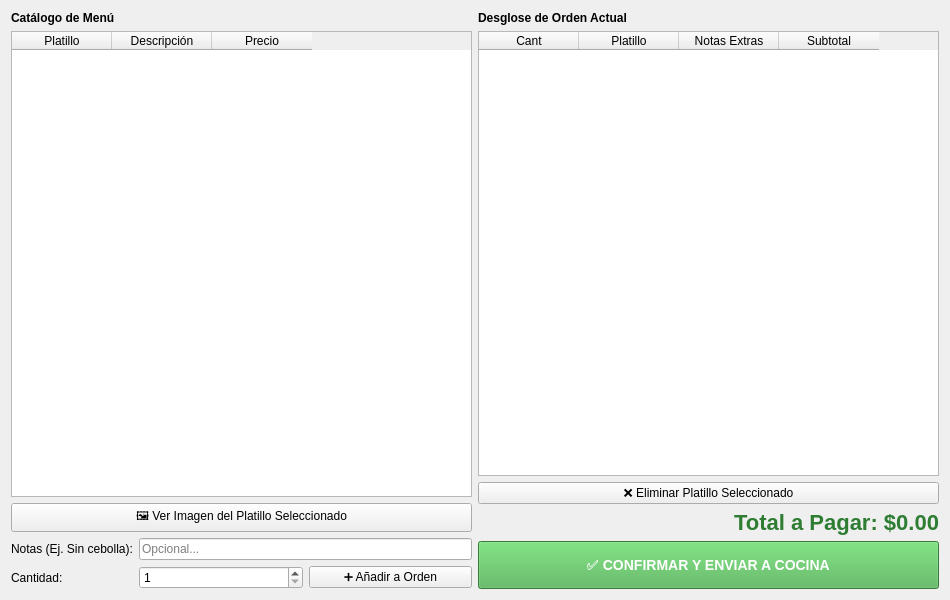
The window that vistas/ventanatomarorden.ui (KunFuCutsMan/teclusa-pizza) describes before a commit, drawn with Qt 5.
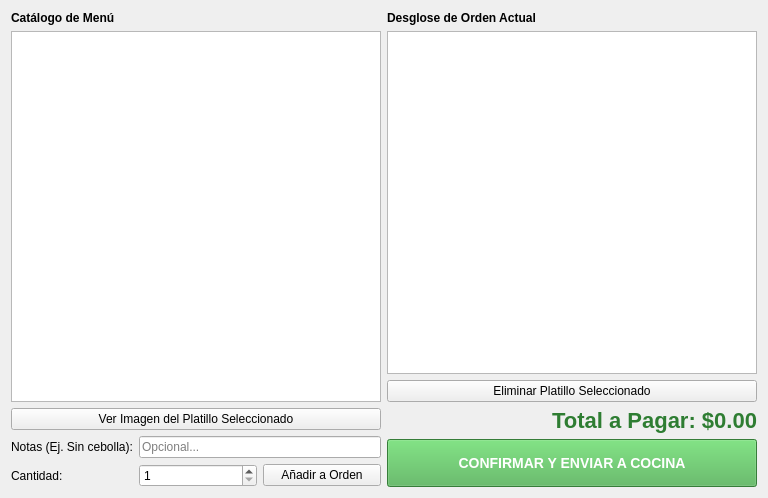
The same window after the commit.

Commit message: ventanatomarorden tiene qtableviews

Diff of the .ui file:
```diff
--- a/vistas/ventanatomarorden.ui
+++ b/vistas/ventanatomarorden.ui
@@ -6,8 +6,8 @@
    <rect>
     <x>0</x>
     <y>0</y>
-    <width>950</width>
-    <height>600</height>
+    <width>768</width>
+    <height>498</height>
    </rect>
   </property>
   <property name="windowTitle">
@@ -24,31 +24,16 @@
       </widget>
      </item>
      <item>
-      <widget class="QTableWidget" name="tbl_menu_disponible">
+      <widget class="QTableView" name="tbl_menu_disponible">
        <property name="selectionBehavior">
         <enum>QAbstractItemView::SelectRows</enum>
        </property>
-       <column>
-        <property name="text">
-         <string>Platillo</string>
-        </property>
-       </column>
-       <column>
-        <property name="text">
-         <string>Descripción</string>
-        </property>
-       </column>
-       <column>
-        <property name="text">
-         <string>Precio</string>
-        </property>
-       </column>
       </widget>
      </item>
      <item>
       <widget class="QPushButton" name="btn_ver_imagen">
        <property name="text">
-        <string>🖼️ Ver Imagen del Platillo Seleccionado</string>
+        <string>Ver Imagen del Platillo Seleccionado</string>
        </property>
       </widget>
      </item>
@@ -87,7 +72,7 @@
          <item>
           <widget class="QPushButton" name="btn_add_platillo">
            <property name="text">
-            <string>➕ Añadir a Orden</string>
+            <string>Añadir a Orden</string>
            </property>
           </widget>
          </item>
@@ -107,36 +92,16 @@
       </widget>
      </item>
      <item>
-      <widget class="QTableWidget" name="tbl_orden_actual">
+      <widget class="QTableView" name="tbl_orden_actual">
        <property name="selectionBehavior">
         <enum>QAbstractItemView::SelectRows</enum>
        </property>
-       <column>
-        <property name="text">
-         <string>Cant</string>
-        </property>
-       </column>
-       <column>
-        <property name="text">
-         <string>Platillo</string>
-        </property>
-       </column>
-       <column>
-        <property name="text">
-         <string>Notas Extras</string>
-        </property>
-       </column>
-       <column>
-        <property name="text">
-         <string>Subtotal</string>
-        </property>
-       </column>
       </widget>
      </item>
      <item>
       <widget class="QPushButton" name="btn_eliminar_platillo">
        <property name="text">
-        <string>❌ Eliminar Platillo Seleccionado</string>
+        <string>Eliminar Platillo Seleccionado</string>
        </property>
       </widget>
      </item>
@@ -159,7 +124,7 @@
         <string notr="true">background-color: #4CAF50; color: white; padding: 15px; font-size: 14px; font-weight: bold;</string>
        </property>
        <property name="text">
-        <string>✅ CONFIRMAR Y ENVIAR A COCINA</string>
+        <string>CONFIRMAR Y ENVIAR A COCINA</string>
        </property>
       </widget>
      </item>
```
The commit also changes 1 other file.
